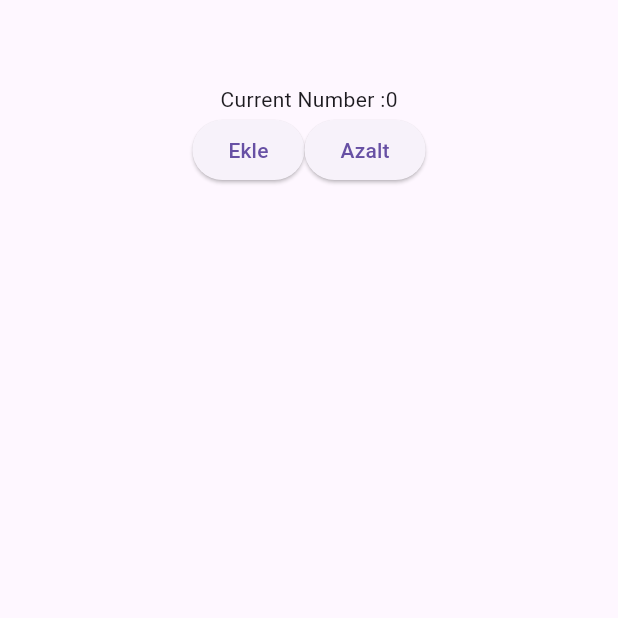
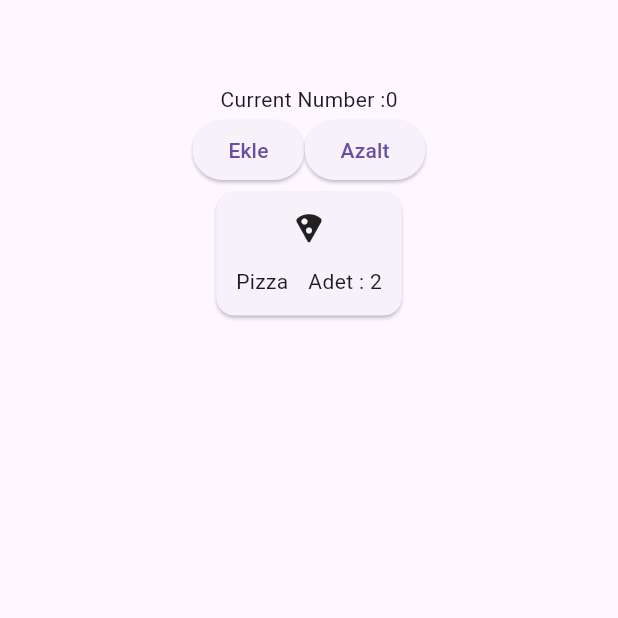
Before and after one commit to EminAkkaya/edisyon, a Flutter app: the screen it shows after launch, on a phone screen of 412 x 824 dp, the top half of it. Run offline on Flutter 3.47's test engine with Material 3 defaults, Android fonts, the phone set to English and light mode, and no system bars.

Commit message:
I designed card for products list page.

```diff
--- a/lib/main.dart
+++ b/lib/main.dart
@@ -1,4 +1,4 @@
-import 'package:edisyon/ui/landing/landingView.dart';
+import 'package:edisyon/ui/landing/landing_view.dart';
 import 'package:flutter/material.dart';
 
 void main() {
--- a/lib/ui/landing/landingView.dart
+++ b/lib/ui/landing/landing_view.dart
@@ -1,3 +1,4 @@
+import 'package:edisyon/ui/landing/landing_widgets.dart';
 import 'package:flutter/material.dart';
 
 class Landingview extends StatefulWidget {
@@ -37,6 +38,11 @@ class _LandingviewState extends State<Landingview> {
             ),
           ],
         ),
+        ProductCard(
+          visual: Icon(Icons.local_pizza_rounded),
+          title: "Pizza",
+          count: 2,
+        ),
       ],
     );
   }
--- /dev/null
+++ b/lib/ui/landing/landing_widgets.dart
@@ -0,0 +1,38 @@
+import 'package:flutter/material.dart';
+
+// Menüdeki ürünleri göstermek için kullanılan widget
+class ProductCard extends StatelessWidget {
+  final Widget? visual;
+  final String? title;
+  final int? count;
+  const ProductCard({
+    super.key,
+    required this.visual,
+    required this.title,
+    required this.count,
+  });
+
+  @override
+  Widget build(BuildContext context) {
+    return Card(
+      child: SizedBox(
+        width: MediaQuery.sizeOf(context).width * 0.3,
+        height: MediaQuery.sizeOf(context).width * 0.2,
+        child: Column(
+          mainAxisAlignment: MainAxisAlignment.spaceEvenly,
+          children: [
+            visual ?? Icon(Icons.question_mark_rounded, size: 100),
+
+            Row(
+              mainAxisAlignment: MainAxisAlignment.spaceEvenly,
+              children: [
+                Text(title ?? "Başlık Girilmedi"),
+                Text("Adet : $count"),
+              ],
+            ),
+          ],
+        ),
+      ),
+    );
+  }
+}
```
